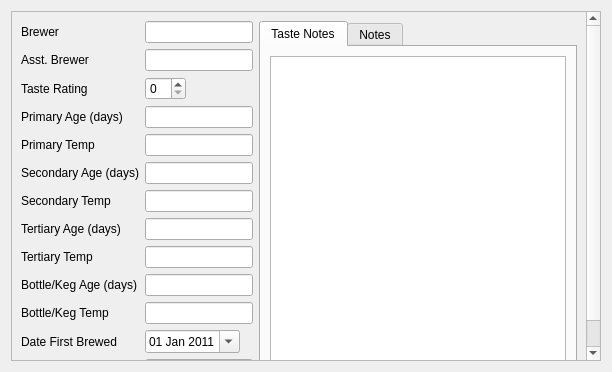
This is ui/recipeExtrasWidget.ui in Brewtarget/brewtarget as Qt 5 draws it before an edit. The edited form follows.
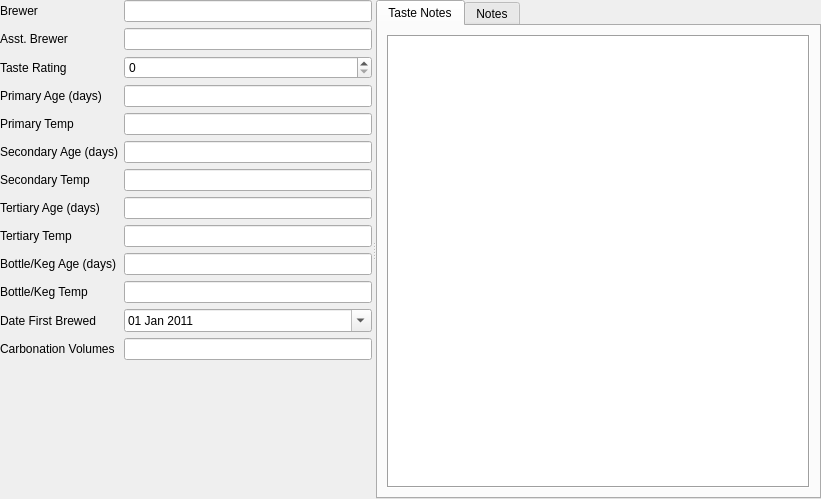
This is the edited form. Icons and pictures are not drawn. Custom widgets are drawn as their Qt base class.

Diff of the .ui file:
```diff
--- a/ui/recipeExtrasWidget.ui
+++ b/ui/recipeExtrasWidget.ui
@@ -6,33 +6,41 @@
    <rect>
     <x>0</x>
     <y>0</y>
-    <width>612</width>
-    <height>372</height>
+    <width>821</width>
+    <height>499</height>
    </rect>
   </property>
+  <property name="sizePolicy">
+   <sizepolicy hsizetype="Expanding" vsizetype="Preferred">
+    <horstretch>0</horstretch>
+    <verstretch>0</verstretch>
+   </sizepolicy>
+  </property>
   <property name="windowTitle">
    <string>Form</string>
   </property>
   <layout class="QHBoxLayout" name="horizontalLayout">
-   <item>
-    <widget class="QScrollArea" name="scrollArea">
-     <property name="widgetResizable">
-      <bool>true</bool>
-     </property>
-     <widget class="QWidget" name="scrollAreaWidgetContents">
-      <property name="geometry">
-       <rect>
-        <x>0</x>
-        <y>0</y>
-        <width>598</width>
-        <height>358</height>
-       </rect>
-      </property>
-      <property name="configSection" stdset="0">
-       <string notr="true">recipeExtras</string>
-      </property>
-      <layout class="QHBoxLayout" name="horizontalLayout_4">
+   <property name="leftMargin">
+    <number>0</number>
+   </property>
+   <property name="topMargin">
+    <number>0</number>
+   </property>
+   <property name="rightMargin">
+    <number>0</number>
+   </property>
+   <property name="bottomMargin">
+    <number>0</number>
+   </property>
        <item>
+    <widget class="QSplitter" name="splitter">
+     <property name="lineWidth">
+      <number>0</number>
+     </property>
+     <property name="orientation">
+      <enum>Qt::Horizontal</enum>
+     </property>
+     <widget class="QWidget" name="layoutWidget">
         <layout class="QFormLayout" name="formLayout">
          <property name="fieldGrowthPolicy">
           <enum>QFormLayout::ExpandingFieldsGrow</enum>
@@ -50,7 +58,7 @@
          <item row="0" column="1">
           <widget class="BtStringEdit" name="lineEdit_brewer">
            <property name="sizePolicy">
-            <sizepolicy hsizetype="Preferred" vsizetype="Fixed">
+          <sizepolicy hsizetype="MinimumExpanding" vsizetype="Fixed">
              <horstretch>0</horstretch>
              <verstretch>0</verstretch>
             </sizepolicy>
@@ -63,7 +71,7 @@
            </property>
            <property name="maximumSize">
             <size>
-             <width>256</width>
+           <width>16777215</width>
              <height>16777215</height>
             </size>
            </property>
@@ -94,9 +102,15 @@
          </item>
          <item row="2" column="1">
           <widget class="QSpinBox" name="spinBox_tasteRating">
+         <property name="sizePolicy">
+          <sizepolicy hsizetype="MinimumExpanding" vsizetype="Fixed">
+           <horstretch>0</horstretch>
+           <verstretch>0</verstretch>
+          </sizepolicy>
+         </property>
            <property name="maximumSize">
             <size>
-             <width>256</width>
+           <width>16777215</width>
              <height>16777215</height>
             </size>
            </property>
@@ -111,7 +125,7 @@
          <item row="1" column="1">
           <widget class="BtStringEdit" name="lineEdit_asstBrewer">
            <property name="sizePolicy">
-            <sizepolicy hsizetype="Preferred" vsizetype="Fixed">
+          <sizepolicy hsizetype="MinimumExpanding" vsizetype="Fixed">
              <horstretch>0</horstretch>
              <verstretch>0</verstretch>
             </sizepolicy>
@@ -124,7 +138,7 @@
            </property>
            <property name="maximumSize">
             <size>
-             <width>256</width>
+           <width>16777215</width>
              <height>16777215</height>
             </size>
            </property>
@@ -149,7 +163,7 @@
          <item row="3" column="1">
           <widget class="BtTimeEdit" name="lineEdit_primaryAge">
            <property name="sizePolicy">
-            <sizepolicy hsizetype="Preferred" vsizetype="Fixed">
+          <sizepolicy hsizetype="MinimumExpanding" vsizetype="Fixed">
              <horstretch>0</horstretch>
              <verstretch>0</verstretch>
             </sizepolicy>
@@ -162,7 +176,7 @@
            </property>
            <property name="maximumSize">
             <size>
-             <width>256</width>
+           <width>16777215</width>
              <height>16777215</height>
             </size>
            </property>
@@ -187,7 +201,7 @@
          <item row="4" column="1">
           <widget class="BtTemperatureEdit" name="lineEdit_primaryTemp">
            <property name="sizePolicy">
-            <sizepolicy hsizetype="Preferred" vsizetype="Fixed">
+          <sizepolicy hsizetype="MinimumExpanding" vsizetype="Fixed">
              <horstretch>0</horstretch>
              <verstretch>0</verstretch>
             </sizepolicy>
@@ -200,7 +214,7 @@
            </property>
            <property name="maximumSize">
             <size>
-             <width>256</width>
+           <width>16777215</width>
              <height>16777215</height>
             </size>
            </property>
@@ -225,7 +239,7 @@
          <item row="5" column="1">
           <widget class="BtTimeEdit" name="lineEdit_secAge">
            <property name="sizePolicy">
-            <sizepolicy hsizetype="Preferred" vsizetype="Fixed">
+          <sizepolicy hsizetype="MinimumExpanding" vsizetype="Fixed">
              <horstretch>0</horstretch>
              <verstretch>0</verstretch>
             </sizepolicy>
@@ -238,7 +252,7 @@
            </property>
            <property name="maximumSize">
             <size>
-             <width>256</width>
+           <width>16777215</width>
              <height>16777215</height>
             </size>
            </property>
@@ -263,7 +277,7 @@
          <item row="6" column="1">
           <widget class="BtTemperatureEdit" name="lineEdit_secTemp">
            <property name="sizePolicy">
-            <sizepolicy hsizetype="Preferred" vsizetype="Fixed">
+          <sizepolicy hsizetype="MinimumExpanding" vsizetype="Fixed">
              <horstretch>0</horstretch>
              <verstretch>0</verstretch>
             </sizepolicy>
@@ -276,7 +290,7 @@
            </property>
            <property name="maximumSize">
             <size>
-             <width>256</width>
+           <width>16777215</width>
              <height>16777215</height>
             </size>
            </property>
@@ -301,7 +315,7 @@
          <item row="7" column="1">
           <widget class="BtTimeEdit" name="lineEdit_tertAge">
            <property name="sizePolicy">
-            <sizepolicy hsizetype="Preferred" vsizetype="Fixed">
+          <sizepolicy hsizetype="MinimumExpanding" vsizetype="Fixed">
              <horstretch>0</horstretch>
              <verstretch>0</verstretch>
             </sizepolicy>
@@ -314,7 +328,7 @@
            </property>
            <property name="maximumSize">
             <size>
-             <width>256</width>
+           <width>16777215</width>
              <height>16777215</height>
             </size>
            </property>
@@ -339,7 +353,7 @@
          <item row="8" column="1">
           <widget class="BtTemperatureEdit" name="lineEdit_tertTemp">
            <property name="sizePolicy">
-            <sizepolicy hsizetype="Preferred" vsizetype="Fixed">
+          <sizepolicy hsizetype="MinimumExpanding" vsizetype="Fixed">
              <horstretch>0</horstretch>
              <verstretch>0</verstretch>
             </sizepolicy>
@@ -352,7 +366,7 @@
            </property>
            <property name="maximumSize">
             <size>
-             <width>256</width>
+           <width>16777215</width>
              <height>16777215</height>
             </size>
            </property>
@@ -377,7 +391,7 @@
          <item row="9" column="1">
           <widget class="BtTimeEdit" name="lineEdit_age">
            <property name="sizePolicy">
-            <sizepolicy hsizetype="Preferred" vsizetype="Fixed">
+          <sizepolicy hsizetype="MinimumExpanding" vsizetype="Fixed">
              <horstretch>0</horstretch>
              <verstretch>0</verstretch>
             </sizepolicy>
@@ -390,7 +404,7 @@
            </property>
            <property name="maximumSize">
             <size>
-             <width>256</width>
+           <width>16777215</width>
              <height>16777215</height>
             </size>
            </property>
@@ -415,7 +429,7 @@
          <item row="10" column="1">
           <widget class="BtTemperatureEdit" name="lineEdit_ageTemp">
            <property name="sizePolicy">
-            <sizepolicy hsizetype="Preferred" vsizetype="Fixed">
+          <sizepolicy hsizetype="MinimumExpanding" vsizetype="Fixed">
              <horstretch>0</horstretch>
              <verstretch>0</verstretch>
             </sizepolicy>
@@ -428,7 +442,7 @@
            </property>
            <property name="maximumSize">
             <size>
-             <width>256</width>
+           <width>16777215</width>
              <height>16777215</height>
             </size>
            </property>
@@ -449,9 +463,15 @@
          </item>
          <item row="11" column="1">
           <widget class="QDateEdit" name="dateEdit_date">
+         <property name="sizePolicy">
+          <sizepolicy hsizetype="MinimumExpanding" vsizetype="Fixed">
+           <horstretch>0</horstretch>
+           <verstretch>0</verstretch>
+          </sizepolicy>
+         </property>
            <property name="maximumSize">
             <size>
-             <width>256</width>
+           <width>16777215</width>
              <height>16777215</height>
             </size>
            </property>
@@ -486,7 +506,7 @@
          <item row="12" column="1">
           <widget class="BtGenericEdit" name="lineEdit_carbVols">
            <property name="sizePolicy">
-            <sizepolicy hsizetype="Preferred" vsizetype="Fixed">
+          <sizepolicy hsizetype="MinimumExpanding" vsizetype="Fixed">
              <horstretch>0</horstretch>
              <verstretch>0</verstretch>
             </sizepolicy>
@@ -499,7 +519,7 @@
            </property>
            <property name="maximumSize">
             <size>
-             <width>256</width>
+           <width>16777215</width>
              <height>16777215</height>
             </size>
            </property>
@@ -512,10 +532,7 @@
           </widget>
          </item>
         </layout>
-       </item>
-       <item>
-        <layout class="QVBoxLayout" name="verticalLayout">
-         <item>
+     </widget>
           <widget class="QTabWidget" name="tabWidget">
            <property name="currentIndex">
             <number>0</number>
@@ -524,7 +541,7 @@
             <attribute name="title">
              <string>Taste Notes</string>
             </attribute>
-            <layout class="QVBoxLayout" name="verticalLayout_2">
+       <layout class="QVBoxLayout" name="verticalLayout">
              <item>
               <widget class="BtTextEdit" name="btTextEdit_tasteNotes">
                <property name="minimumSize">
@@ -533,6 +550,12 @@
                  <height>0</height>
                 </size>
                </property>
+          <property name="frameShape">
+           <enum>QFrame::Box</enum>
+          </property>
+          <property name="frameShadow">
+           <enum>QFrame::Sunken</enum>
+          </property>
               </widget>
              </item>
             </layout>
@@ -555,12 +578,7 @@
             </layout>
            </widget>
           </widget>
-         </item>
-        </layout>
-       </item>
-      </layout>
-     </widget>
-    </widget>
+    </widget>
    </item>
   </layout>
  </widget>
@@ -581,15 +599,7 @@
   <customwidget>
    <class>BtTimeLabel</class>
    <extends>QLabel</extends>
-   <header location="global">BtLabel.h</header>
-   <slots>
-    <signal>labelChanged(Unit::unitDisplay,Unit::unitScale)</signal>
-   </slots>
-  </customwidget>
-  <customwidget>
-   <class>BtTemperatureLabel</class>
-   <extends>QLabel</extends>
-   <header location="global">BtLabel.h</header>
+   <header>BtLabel.h</header>
    <slots>
     <signal>labelChanged(Unit::unitDisplay,Unit::unitScale)</signal>
    </slots>
@@ -602,6 +612,14 @@
     <slot>lineChanged(Unit::unitDisplay,Unit::unitScale)</slot>
    </slots>
   </customwidget>
+  <customwidget>
+   <class>BtTemperatureLabel</class>
+   <extends>QLabel</extends>
+   <header>BtLabel.h</header>
+   <slots>
+    <signal>labelChanged(Unit::unitDisplay,Unit::unitScale)</signal>
+   </slots>
+  </customwidget>
   <customwidget>
    <class>BtTextEdit</class>
    <extends>QPlainTextEdit</extends>
```
Left out of the diff: 27 changed lines with no effect on the pictures. Lines whose indentation alone changed are shown as unchanged.
